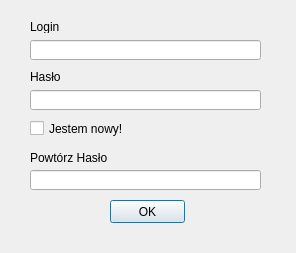
MichalKNR/FitMaster5000, file login_dialog.ui: the form before one commit.
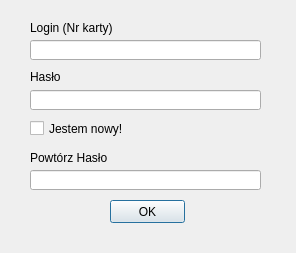
The form after the commit.

Commit message: Fixed Login-in accordingly to use-chart

```diff
--- a/login_dialog.ui
+++ b/login_dialog.ui
@@ -90,12 +90,12 @@
     <rect>
      <x>30</x>
      <y>20</y>
-     <width>47</width>
-     <height>13</height>
+     <width>91</width>
+     <height>16</height>
     </rect>
    </property>
    <property name="text">
-    <string>Login</string>
+    <string>Login (Nr karty)</string>
    </property>
   </widget>
   <widget class="QLineEdit" name="Login_LE">
```
The commit also changes 1 other file.
